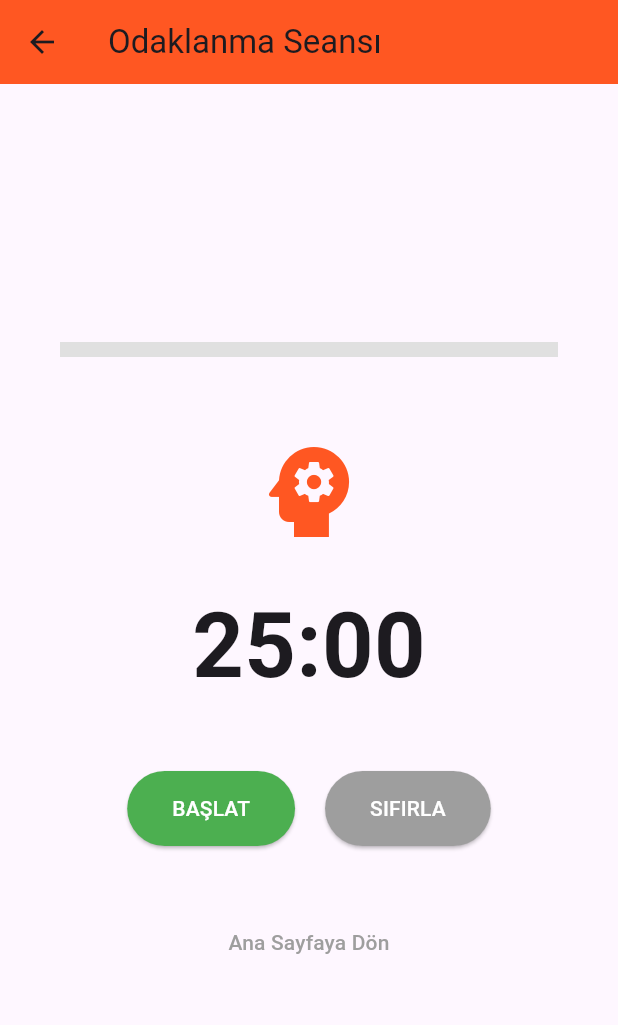
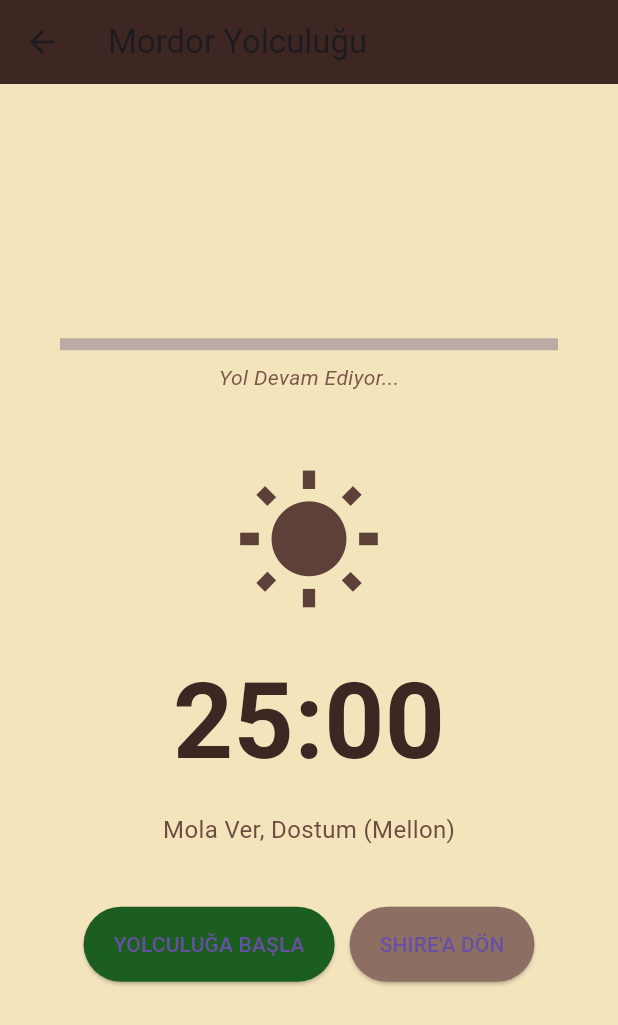
Before and after one commit to elifyesilyurt/FlowStateAI, a Flutter app: the FocusPage screen opened directly, on a phone screen of 412 x 824 dp. Shown: the top 1025 px of the screen. Run offline on Flutter 3.47's test engine with Material 3 defaults, Android fonts, the phone set to English and light mode, and no system bars.

Commit message:
6. Gun: shared_preferences eklendi ve dashboard altyapisi hazirlandi

```diff
--- a/lib/focus_page.dart
+++ b/lib/focus_page.dart
@@ -9,41 +9,35 @@
 }
 
 class _FocusPageState extends State<FocusPage> {
-  int _secondsRemaining = 1500; // 25 Dakika
+  // --- Orta Dünya Renk Paleti ---
+  final Color parchmentColor = const Color(0xFFF4E4BC);
+  final Color gondorBlue = const Color(0xFF203354);
+  final Color mordorFire = const Color(0xFFE65100);
+
+  int _secondsRemaining = 1500;
   Timer? _timer;
   bool _isTimerRunning = false;
 
   void _startTimer() {
-    setState(() {
-      _isTimerRunning = true;
-    });
-
+    setState(() { _isTimerRunning = true; });
     _timer = Timer.periodic(const Duration(seconds: 1), (timer) {
       if (_secondsRemaining > 0) {
-        setState(() {
-          _secondsRemaining--;
-        });
+        setState(() { _secondsRemaining--; });
       } else {
         _timer?.cancel();
-        setState(() {
-          _isTimerRunning = false;
-        });
+        setState(() { _isTimerRunning = false; });
       }
     });
   }
 
   void _pauseTimer() {
     _timer?.cancel();
-    setState(() {
-      _isTimerRunning = false;
-    });
+    setState(() { _isTimerRunning = false; });
   }
 
   void _resetTimer() {
     _pauseTimer();
-    setState(() {
-      _secondsRemaining = 1500;
-    });
+    setState(() { _secondsRemaining = 1500; });
   }
 
   String _formatTime(int seconds) {
@@ -55,30 +49,49 @@
   @override
   Widget build(BuildContext context) {
     return Scaffold(
+      backgroundColor: parchmentColor,
       appBar: AppBar(
-        title: const Text('Odaklanma Seansı'),
-        backgroundColor: Colors.deepOrange,
+        title: const Text('Mordor Yolculuğu'),
+        backgroundColor: Colors.brown[900],
       ),
       body: Center(
         child: Column(
           mainAxisAlignment: MainAxisAlignment.center,
           children: [
-            // İlerleme Çubuğu (TÜBİTAK Proje Temeli)
             Padding(
               padding: const EdgeInsets.symmetric(horizontal: 40),
-              child: LinearProgressIndicator(
-                value: 1 - (_secondsRemaining / 1500),
-                backgroundColor: Colors.grey[300],
-                color: Colors.deepOrange,
-                minHeight: 10,
+              child: Column(
+                children: [
+                  LinearProgressIndicator(
+                    value: 1 - (_secondsRemaining / 1500),
+                    backgroundColor: Colors.brown[200],
+                    color: mordorFire,
+                    minHeight: 8,
+                  ),
+                  const SizedBox(height: 8),
+                  const Text("Yol Devam Ediyor...", style: TextStyle(fontStyle: FontStyle.italic, color: Colors.brown)),
+                ],
               ),
             ),
             const SizedBox(height: 50),
-            const Icon(Icons.psychology, size: 80, color: Colors.deepOrange),
+            Icon(
+              _isTimerRunning ? Icons.terrain : Icons.wb_sunny,
+              size: 100,
+              color: Colors.brown[700]
+            ),
             const SizedBox(height: 20),
             Text(
               _formatTime(_secondsRemaining),
-              style: const TextStyle(fontSize: 60, fontWeight: FontWeight.bold),
+              style: TextStyle(
+                fontSize: 70,
+                fontWeight: FontWeight.bold,
+                color: Colors.brown[900],
+              ),
+            ),
+            const SizedBox(height: 10),
+            Text(
+              _isTimerRunning ? "Yüzük Taşıyıcısı Odaklanıyor..." : "Mola Ver, Dostum (Mellon)",
+              style: TextStyle(color: Colors.brown[600], fontSize: 16),
             ),
             const SizedBox(height: 40),
             Row(
@@ -87,26 +100,21 @@
                 ElevatedButton(
                   onPressed: _isTimerRunning ? _pauseTimer : _startTimer,
                   style: ElevatedButton.styleFrom(
-                    backgroundColor: _isTimerRunning ? Colors.amber : Colors.green,
-                    padding: const EdgeInsets.symmetric(horizontal: 30, vertical: 15),
+                    backgroundColor: _isTimerRunning ? Colors.amber[800] : Colors.green[900],
+                    padding: const EdgeInsets.symmetric(horizontal: 20, vertical: 15),
                   ),
-                  child: Text(_isTimerRunning ? 'DURAKLAT' : 'BAŞLAT', style: const TextStyle(color: Colors.white)),
+                  child: Text(_isTimerRunning ? 'YOLU DURDUR' : 'YOLCULUĞA BAŞLA'),
                 ),
-                const SizedBox(width: 20),
+                const SizedBox(width: 10),
                 ElevatedButton(
                   onPressed: _resetTimer,
                   style: ElevatedButton.styleFrom(
-                    backgroundColor: Colors.grey,
-                    padding: const EdgeInsets.symmetric(horizontal: 30, vertical: 15),
+                    backgroundColor: Colors.brown[400],
+                    padding: const EdgeInsets.symmetric(horizontal: 20, vertical: 15),
                   ),
-                  child: const Text('SIFIRLA', style: TextStyle(color: Colors.white)),
+                  child: const Text('SHIRE\'A DÖN'),
                 ),
               ],
-            ),
-            const SizedBox(height: 40),
-            TextButton(
-              onPressed: () => Navigator.pop(context),
-              child: const Text('Ana Sayfaya Dön', style: TextStyle(color: Colors.grey)),
             ),
           ],
         ),
--- a/pubspec.yaml
+++ b/pubspec.yaml
@@ -30,6 +30,7 @@
 dependencies:
   flutter:
     sdk: flutter
+shared_preferences: ^2.3.5
 
   # The following adds the Cupertino Icons font to your application.
   # Use with the CupertinoIcons class for iOS style icons.
```
Also changed, not shown: 1 other file.
